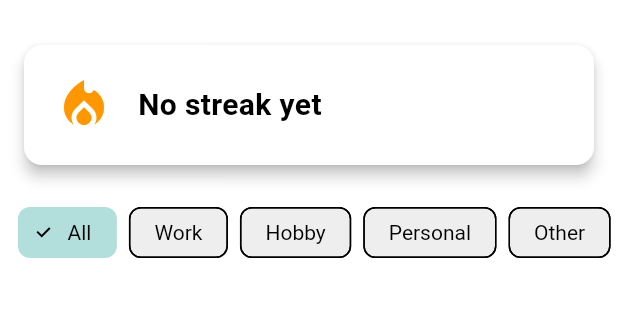
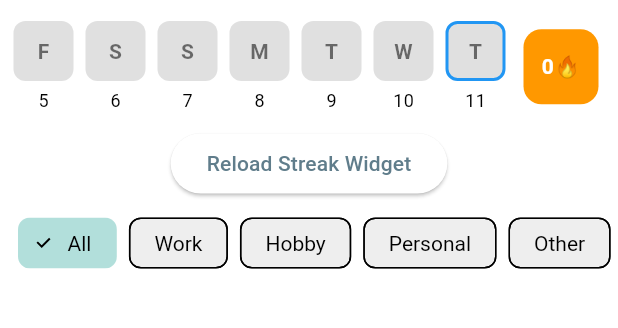
Before and after one commit to Chibinoo/ChatGPT-try, a Flutter app: the SortedPage2 screen opened directly, on a phone screen of 412 x 824 dp, the part 63-391 px from its top. Run offline on Flutter 3.47's test engine with Material 3 defaults, Android fonts, the phone set to English and light mode, and no system bars; our stand-ins replace cloud_firestore, firebase_core, fl_chart, flutter_slidable, hive, hive_flutter and 1 more; accounts and stored records are empty.

Commit message:
add second streak widget and make it resposiv for cloud use

```diff
--- a/lib/pages/add_entry_page.dart
+++ b/lib/pages/add_entry_page.dart
@@ -96,12 +96,6 @@ class _AddEntryPageState extends State<AddEntryPage> {
       appBar: AppBar(
         title:
         Text(widget.existingEntry==null?"Add Entry":"Edit Entry"),
-        actions: [
-          /*IconButton(
-            onPressed: _saveEntry,
-            icon: const Icon(Icons.check)
-          ),*/
-        ],
       ),
       body: SingleChildScrollView(
         padding: EdgeInsets.all(16),
--- a/lib/pages/settings_page.dart
+++ b/lib/pages/settings_page.dart
@@ -129,7 +129,7 @@ class SettingsPage extends StatelessWidget {
                       );
                     }
                   },
-                )
+                ),
               ]
             );
           }
--- a/lib/pages/sorted_page2.dart
+++ b/lib/pages/sorted_page2.dart
@@ -3,7 +3,7 @@ import 'package:flutter_application_1/data/entry.dart';
 import 'package:flutter_application_1/pages/add_entry_page.dart';
 import 'package:flutter_application_1/pages/settings_page.dart';
 import 'package:flutter_application_1/themes/theme_provider.dart';
-import 'package:flutter_application_1/widgets/streak_widget.dart';
+import 'package:flutter_application_1/widgets/streak_tiles_widget.dart';
 import 'package:flutter_slidable/flutter_slidable.dart';
 import 'package:provider/provider.dart';
 import 'package:flutter_application_1/data/entry_provider.dart';
@@ -25,6 +25,41 @@ class _SortedPage2State extends State<SortedPage2> {
     'Personal',
     'Other',
   ];
+  Map<DateTime, bool> entriesByDay={};
+  int streakCount=0;
+   @override
+  void initState() {
+    super.initState();
+    _loadStreakData();
+  }
+  Future<void>_loadStreakData() async{
+    final provider=Provider.of<EntryProvider>(context, listen: false);
+    final entries=await provider.getAllEntries();
+    final now=DateTime.now();
+    final today=DateTime(now.year, now.month, now.day);
+
+  //group entries by date
+  Map<DateTime, bool>map={};
+
+  for (var entry in entries){
+    if(entry['date']!=null){
+      final date=DateTime.parse(entry['date']);
+      final day=DateTime(date.year, date.month, date.day);
+      map[day]=true;
+    }
+  }
+  //calculate current streak
+  int currentStreak=0;
+  DateTime cursor=today;
+  while(map[cursor]==true){
+    currentStreak++;
+    cursor=cursor.subtract(const Duration(days: 1));
+  }
+  setState(() {
+    entriesByDay=map;
+    streakCount=currentStreak;
+  });
+  }
 
   @override
   Widget build(BuildContext context) {
@@ -58,8 +93,16 @@ class _SortedPage2State extends State<SortedPage2> {
             ],
           ),
           body: Column(
-              children: [
-                StreakWidget(),
+            children: [
+                StreakTilesWidget(
+                  entriesByDay: entriesByDay,
+                  streakCount: streakCount,
+                ),
+                const SizedBox(height: 10,),
+                ElevatedButton(
+                      onPressed: _loadStreakData,
+                      child: const Text('Reload Streak Widget')
+                      ),
                 const SizedBox(height: 5),
                 SingleChildScrollView(
                   scrollDirection: Axis.horizontal,
@@ -156,8 +199,8 @@ class _SortedPage2State extends State<SortedPage2> {
                     },
                   ),
                 ),
-              ],
-            ),
+            ]
+              )
         );
       },
     );
--- /dev/null
+++ b/lib/widgets/streak_tiles_widget.dart
@@ -0,0 +1,89 @@
+import 'package:flutter/material.dart';
+import 'package:intl/intl.dart';
+
+class StreakTilesWidget extends StatelessWidget {
+  final Map<DateTime, bool> entriesByDay;//date->has entry
+  final int streakCount;
+
+  const StreakTilesWidget({
+    super.key,
+    required this.entriesByDay,
+    required this.streakCount
+    });
+
+  @override
+  Widget build(BuildContext context) {
+    final now=DateTime.now();
+    final today= DateTime(now.year, now.month, now.day);
+
+    //show last 7 days+ today
+    final days=List.generate(7, (i)=>today.subtract(Duration(days: 6-i)));
+
+    return SingleChildScrollView(
+      scrollDirection: Axis.horizontal,
+      child: Row(
+        children: [
+          ...days.map((day){
+            final hasEntry=entriesByDay[day]??false;
+            final isToday=day==DateTime(
+              DateTime.now().year,
+              DateTime.now().month,
+              DateTime.now().day
+              );
+
+            return Container(
+              margin: const EdgeInsets.symmetric(horizontal: 4),
+              child: Column(
+                children: [
+                  Container(
+                    width: 40,
+                    height: 40,
+                    decoration: BoxDecoration(
+                      color: hasEntry?Colors.green:Colors.grey[300],
+                      border: Border.all(
+                        color: isToday?Colors.blue:Colors.transparent,
+                        width: 2,
+                      ),
+                      borderRadius: BorderRadius.circular(8),
+                    ),
+                    child: Center(
+                      child: Text(
+                        DateFormat('E').format(day).substring(0,1),
+                        style: TextStyle(
+                          color: hasEntry?Colors.white:Colors.black54,
+                          fontWeight: FontWeight.bold,
+                        ),
+                      ),
+                    ),
+                  ),
+                  const SizedBox(height: 4,),
+                  Text('${day.day}',style: const TextStyle(fontSize: 12)),
+                ],
+              ),
+            );
+          }),
+
+          //streak counter tile
+          Container(
+            margin: const EdgeInsets.symmetric(horizontal: 8),
+            width: 50,
+            height: 50,
+            decoration: BoxDecoration(
+              color: Colors.orange,
+              borderRadius: BorderRadius.circular(12),
+            ),
+            child: Center(
+              child: Text(
+                '$streakCount🔥',
+                style: const TextStyle(
+                  color: Colors.white,
+                  fontWeight: FontWeight.bold,
+                ),
+              ),
+            ),
+          )
+        ],
+      ),
+    );
+  }
+}
```
Also changed, not shown: lib/data/entry_provider.dart (+36 -2 lines), lib/pages/stats_page.dart (+51 -24 lines).
